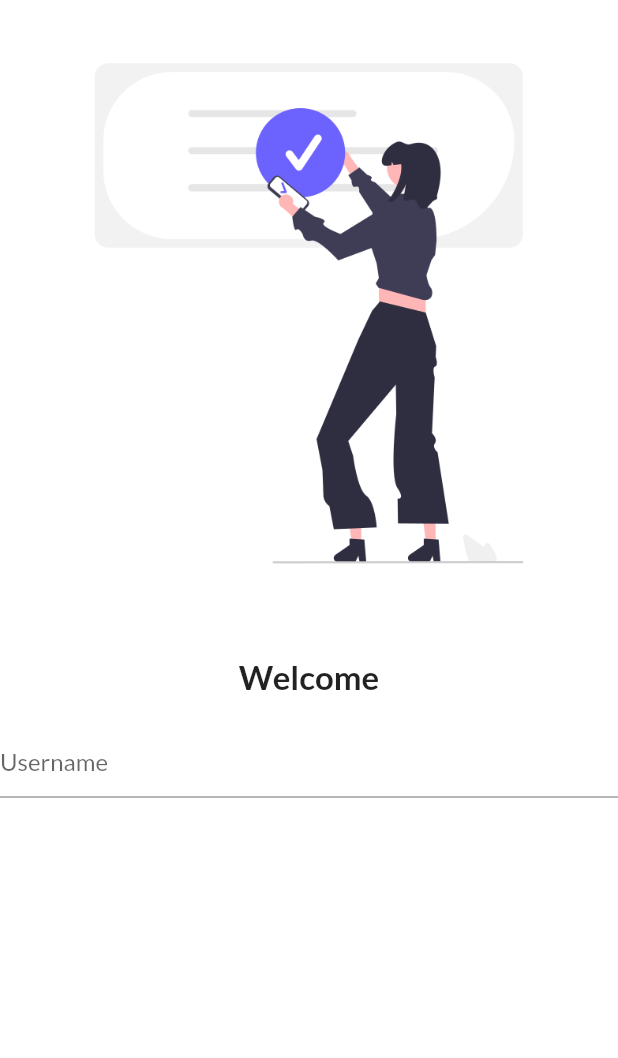
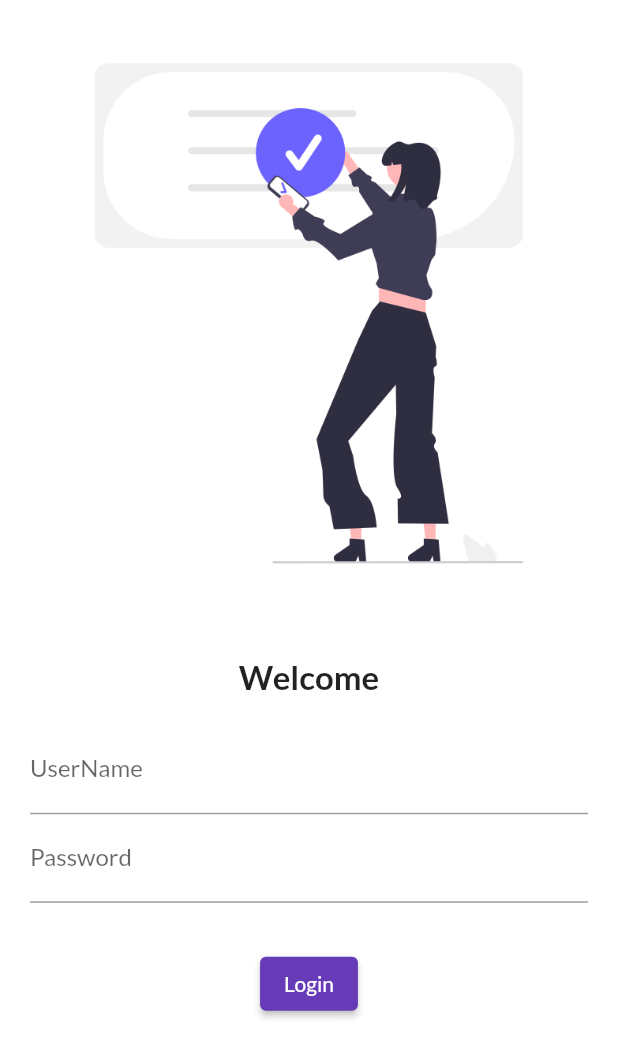
Before and after one commit to aditi26-M/30DaysofFlutter, a Flutter app: the screen it shows after launch, on a phone screen of 412 x 824 dp. Shown: the top 1058 px of the screen. Run offline on Flutter 3.47's test engine with Material 2 defaults, Android fonts, the phone set to English and light mode, and no system bars; our stand-ins replace google_fonts.

Commit message:
Day 4 Completed

```diff
--- a/lib/pages/login.dart
+++ b/lib/pages/login.dart
@@ -17,14 +17,31 @@ class LoginPage extends StatelessWidget {
             ),
             Text(
               "Welcome",
-              style: TextStyle(fontSize: 22, fontWeight: FontWeight.bold
-              ),
+              style: TextStyle(fontSize: 22, fontWeight: FontWeight.bold),
             ),
             SizedBox(
-              height: 20,
+              height: 5,
             ),
-            TextFormField(
-              decoration: InputDecoration(hintText: "Username                   "),
+            Padding(
+              padding:
+                  const EdgeInsets.symmetric(vertical: 15.0, horizontal: 20),
+              child: Column(
+                children: [
+                  TextFormField(
+                    decoration: InputDecoration(
+                        hintText: "Enter username", labelText: "UserName"),
+                  ),
+                  TextFormField(
+                    obscureText: true,
+                    decoration: InputDecoration(
+                        hintText: "Enter password", labelText: "Password"),
+                  ),
+                  SizedBox(
+                    height: 30,
+                  ),
+                  ElevatedButton(onPressed: () {}, child: Text("Login"))
+                ],
+              ),
             )
           ],
         ));
```
Also changed, not shown: 1 other file.
